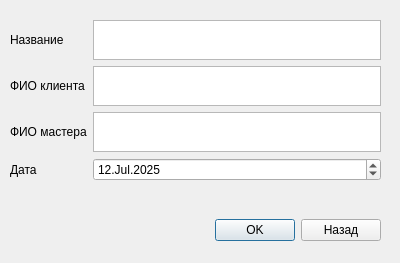
This is inputdialogbook2.ui in mintedcoinn/course-proj as Qt 5 draws it before an edit. The edited form follows.
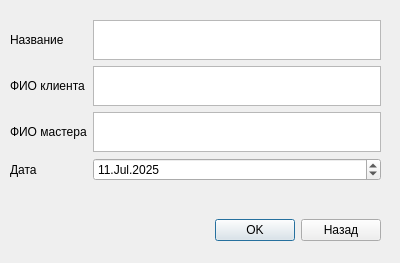
This is the edited form.

The edit to the form file:
```diff
--- a/inputdialogbook2.ui
+++ b/inputdialogbook2.ui
@@ -104,7 +104,7 @@
           <second>0</second>
           <year>2025</year>
           <month>7</month>
-          <day>12</day>
+          <day>11</day>
          </datetime>
         </property>
         <property name="displayFormat">
```
